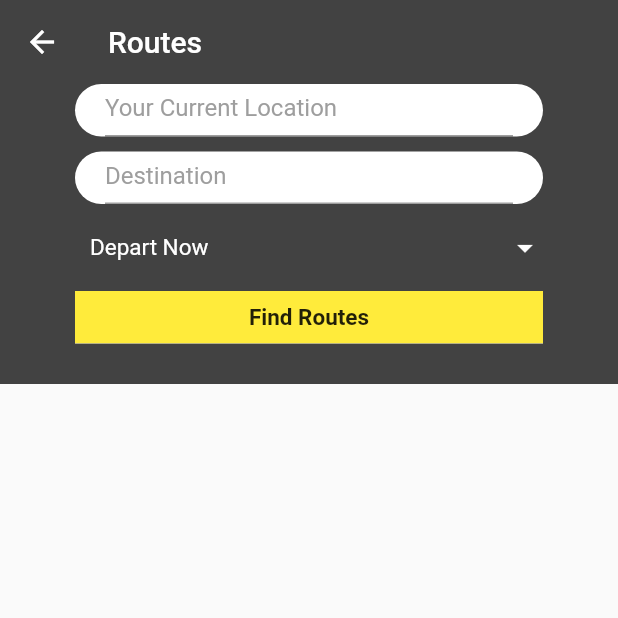
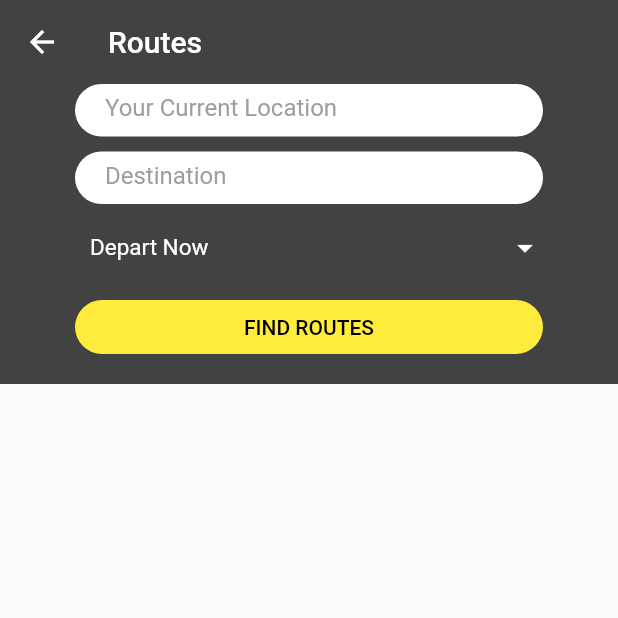
Before and after one commit to pmbhumkar/Public-Transport-Crowd-Management, a Flutter app: the BusTimeList screen opened by its route, on a phone screen of 412 x 824 dp, the top half of it. Run offline on Flutter 3.47's test engine with Material 2 defaults, Android fonts, the phone set to English and light mode, and no system bars; our stand-ins replace cloud_firestore, google_maps_flutter, location; accounts and stored records are empty; statements that could not run were skipped.

Commit message:
Finished login page - Fixed login page issues - Added link to login page from drawer - Modified button from bus route page

```diff
--- a/sampleCode/map_track/lib/main.dart
+++ b/sampleCode/map_track/lib/main.dart
@@ -9,7 +9,7 @@ import 'package:maptrack/pages/bus_time_view.dart';
 void main() {
   runApp(MaterialApp(
 //    debugShowCheckedModeBanner: false,
-   initialRoute: '/login',
+  //  initialRoute: '/busTime',
     routes: {
       '/' : (context) => SearchLanding(),
       '/busTrack': (context) => BusTrack(),
--- a/sampleCode/map_track/lib/pages/bus_time_view.dart
+++ b/sampleCode/map_track/lib/pages/bus_time_view.dart
@@ -69,6 +69,7 @@ class _BusTimeListState extends State<BusTimeList> {
                   child: TextField(
                     controller: source,
                     decoration: InputDecoration(
+                      border: InputBorder.none,
                         hintText: "Your Current Location",
                         hintStyle: TextStyle(
                           color: Colors.grey,
@@ -89,6 +90,7 @@ class _BusTimeListState extends State<BusTimeList> {
                   child: TextField(
                     controller: destController,
                     decoration: InputDecoration(
+                      border: InputBorder.none,
                         hintText: "Destination",
                         hintStyle: TextStyle(
                           color: Colors.grey,
@@ -134,28 +136,23 @@ class _BusTimeListState extends State<BusTimeList> {
               ),
               Padding(
                 padding: EdgeInsets.only(left: 50, right: 50, top: 5),
-                child: Material(
-                    child: Ink(
+                child: FlatButton(
+                  shape: RoundedRectangleBorder(
+                    borderRadius: BorderRadius.circular(20.0),
+                  ),
                   color: Colors.yellow,
-                  child: InkWell(
-                    onTap: () {
-                      buildList();
-                    },
-                    splashColor: Colors.amber,
-                    child: Container(
-                      width: 250,
-                      height: 35,
-                      child: Center(
-                          child: Text(
-                        "Find Routes",
-                        style: TextStyle(
-                          fontSize: 15,
-                          fontWeight: FontWeight.bold,
-                        ),
-                      )),
+                  textColor: Colors.black,
+                  padding: EdgeInsets.all(8.0),
+                  onPressed: () {
+                    buildList();
+                  },
+                  child: Text(
+                    "Find Routes".toUpperCase(),
+                    style: TextStyle(
+                      fontSize: 14.0,
                     ),
                   ),
-                )),
+                ),
               ),
             ]),
           ),
```
Also changed, not shown: sampleCode/map_track/lib/pages/login.dart (+78 -28 lines), sampleCode/map_track/lib/pages/search_landing.dart (+11 -4 lines).
